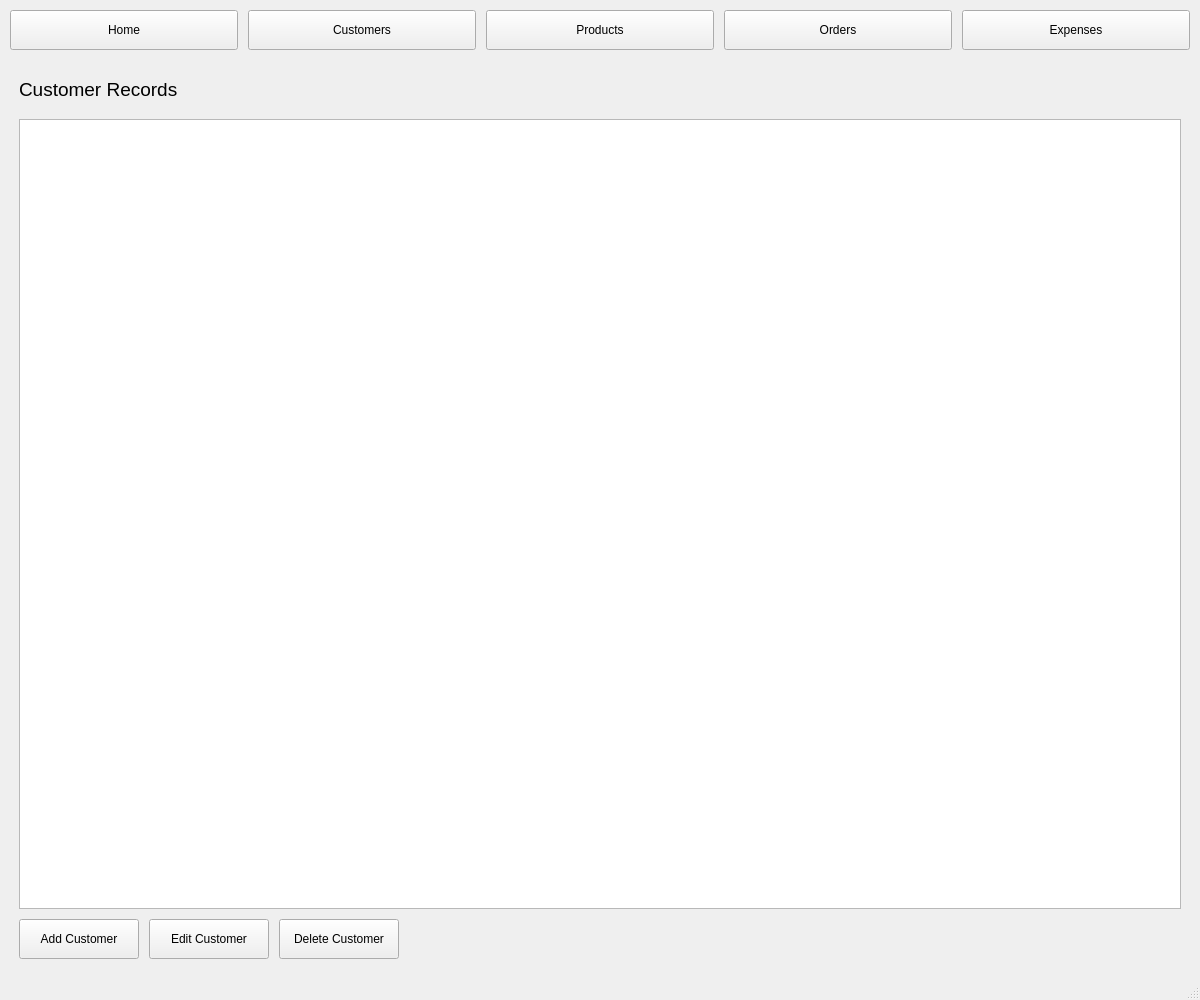
Before: the Qt Designer form ui/mainwindow.ui in Jaeger790/bntcandles, drawn with Qt 5.
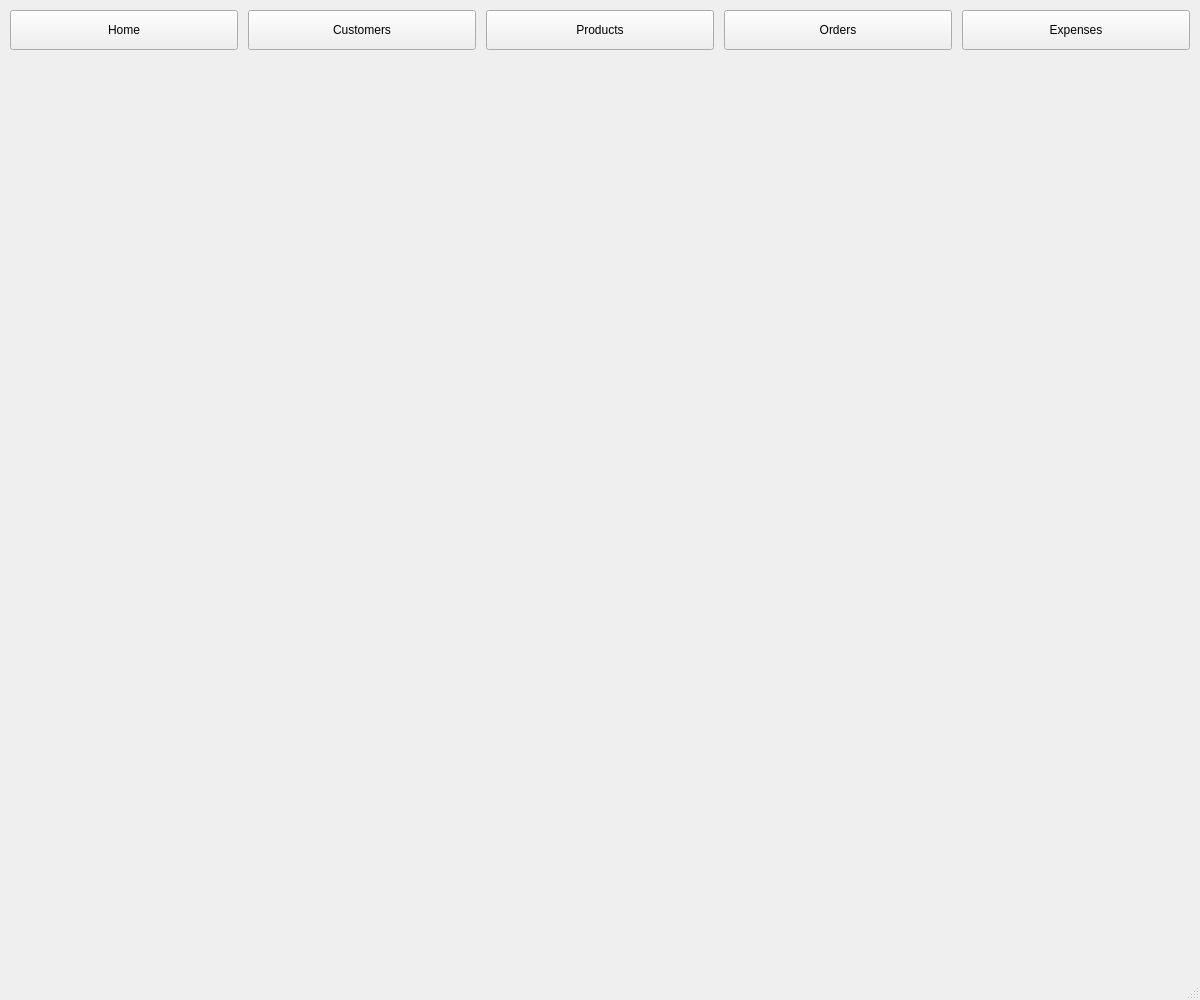
After: the same form once the commit is applied. The open tabs and pages were chosen to show the change.

Commit message: major refactor. mainwindow now utilizes page components for the tabs, instead of everything being crammed into mainwindow.

Patch:
```diff
--- a/ui/mainwindow.ui
+++ b/ui/mainwindow.ui
@@ -172,149 +172,7 @@
        </layout>
       </widget>
       <widget class="QWidget" name="customerPage">
-       <layout class="QVBoxLayout" name="customerLayout">
-        <property name="spacing">
-         <number>10</number>
-        </property>
-        <item>
-         <widget class="QLabel" name="customerPageTitle">
-          <property name="sizePolicy">
-           <sizepolicy hsizetype="Preferred" vsizetype="Fixed">
-            <horstretch>0</horstretch>
-            <verstretch>0</verstretch>
-           </sizepolicy>
-          </property>
-          <property name="minimumSize">
-           <size>
-            <width>0</width>
-            <height>40</height>
-           </size>
-          </property>
-          <property name="font">
-           <font>
-            <pointsize>14</pointsize>
-           </font>
-          </property>
-          <property name="text">
-           <string>Customer Records</string>
-          </property>
-         </widget>
-        </item>
-        <item>
-         <widget class="QTableView" name="customerTable">
-          <property name="sizePolicy">
-           <sizepolicy hsizetype="Expanding" vsizetype="Expanding">
-            <horstretch>0</horstretch>
-            <verstretch>0</verstretch>
-           </sizepolicy>
-          </property>
-          <property name="alternatingRowColors">
-           <bool>false</bool>
-          </property>
-          <property name="selectionMode">
-           <enum>QAbstractItemView::SelectionMode::SingleSelection</enum>
-          </property>
-          <property name="selectionBehavior">
-           <enum>QAbstractItemView::SelectionBehavior::SelectRows</enum>
-          </property>
-          <property name="showGrid">
-           <bool>true</bool>
-          </property>
-          <property name="gridStyle">
-           <enum>Qt::PenStyle::SolidLine</enum>
-          </property>
-          <property name="sortingEnabled">
-           <bool>true</bool>
-          </property>
-         </widget>
-        </item>
-        <item>
-         <layout class="QHBoxLayout" name="customerButtonLayout">
-          <property name="spacing">
-           <number>10</number>
-          </property>
-          <item>
-           <widget class="QPushButton" name="addCustomerButton">
-            <property name="sizePolicy">
-             <sizepolicy hsizetype="Preferred" vsizetype="Fixed">
-              <horstretch>0</horstretch>
-              <verstretch>0</verstretch>
-             </sizepolicy>
-            </property>
-            <property name="minimumSize">
-             <size>
-              <width>120</width>
-              <height>40</height>
-             </size>
-            </property>
-            <property name="cursor">
-             <cursorShape>PointingHandCursor</cursorShape>
-            </property>
-            <property name="text">
-             <string>Add Customer</string>
-            </property>
-           </widget>
-          </item>
-          <item>
-           <widget class="QPushButton" name="editCustomerButton">
-            <property name="sizePolicy">
-             <sizepolicy hsizetype="Preferred" vsizetype="Fixed">
-              <horstretch>0</horstretch>
-              <verstretch>0</verstretch>
-             </sizepolicy>
-            </property>
-            <property name="minimumSize">
-             <size>
-              <width>120</width>
-              <height>40</height>
-             </size>
-            </property>
-            <property name="cursor">
-             <cursorShape>PointingHandCursor</cursorShape>
-            </property>
-            <property name="text">
-             <string>Edit Customer</string>
-            </property>
-           </widget>
-          </item>
-          <item>
-           <widget class="QPushButton" name="deleteCustomerButton">
-            <property name="sizePolicy">
-             <sizepolicy hsizetype="Preferred" vsizetype="Fixed">
-              <horstretch>0</horstretch>
-              <verstretch>0</verstretch>
-             </sizepolicy>
-            </property>
-            <property name="minimumSize">
-             <size>
-              <width>120</width>
-              <height>40</height>
-             </size>
-            </property>
-            <property name="cursor">
-             <cursorShape>PointingHandCursor</cursorShape>
-            </property>
-            <property name="text">
-             <string>Delete Customer</string>
-            </property>
-           </widget>
-          </item>
-          <item>
-           <spacer name="horizontalSpacer">
-            <property name="orientation">
-             <enum>Qt::Orientation::Horizontal</enum>
-            </property>
-            <property name="sizeHint" stdset="0">
-             <size>
-              <width>40</width>
-              <height>20</height>
-             </size>
-            </property>
-           </spacer>
-          </item>
-         </layout>
-        </item>
-       </layout>
+       <!-- Empty placeholder; content added dynamically via CustomerPage -->
       </widget>
       <widget class="QWidget" name="productPage">
        <layout class="QVBoxLayout" name="productLayout">
```
Left out of the diff: 389 changed lines with no effect on the pictures. The commit also changes 19 other files.
